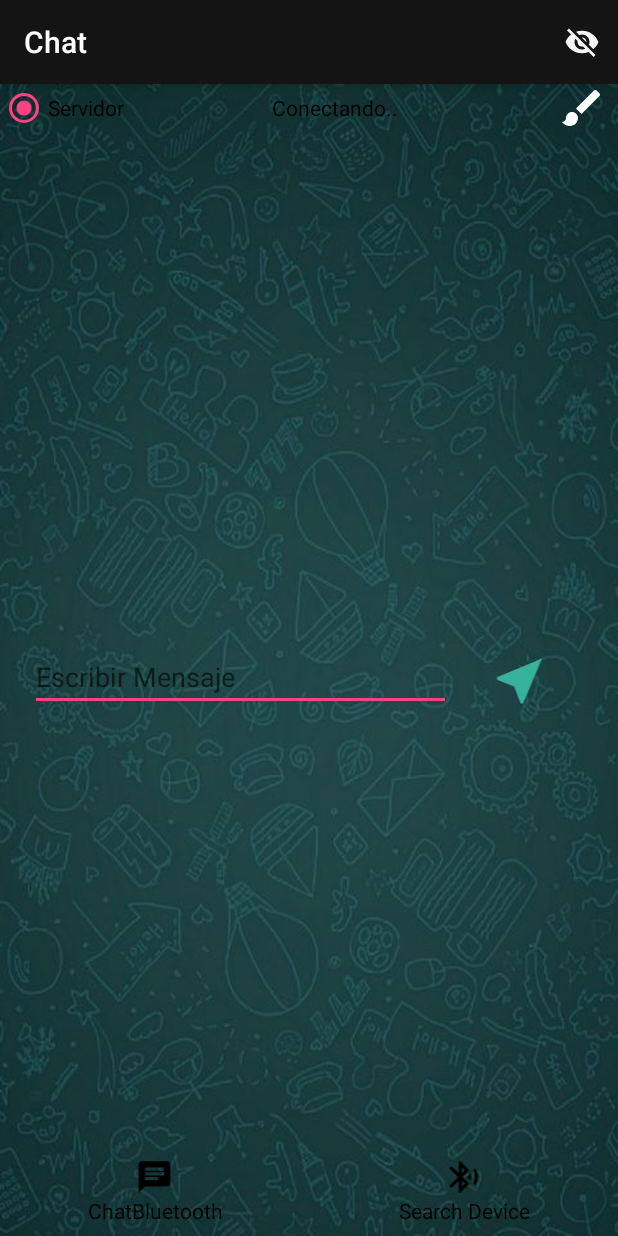
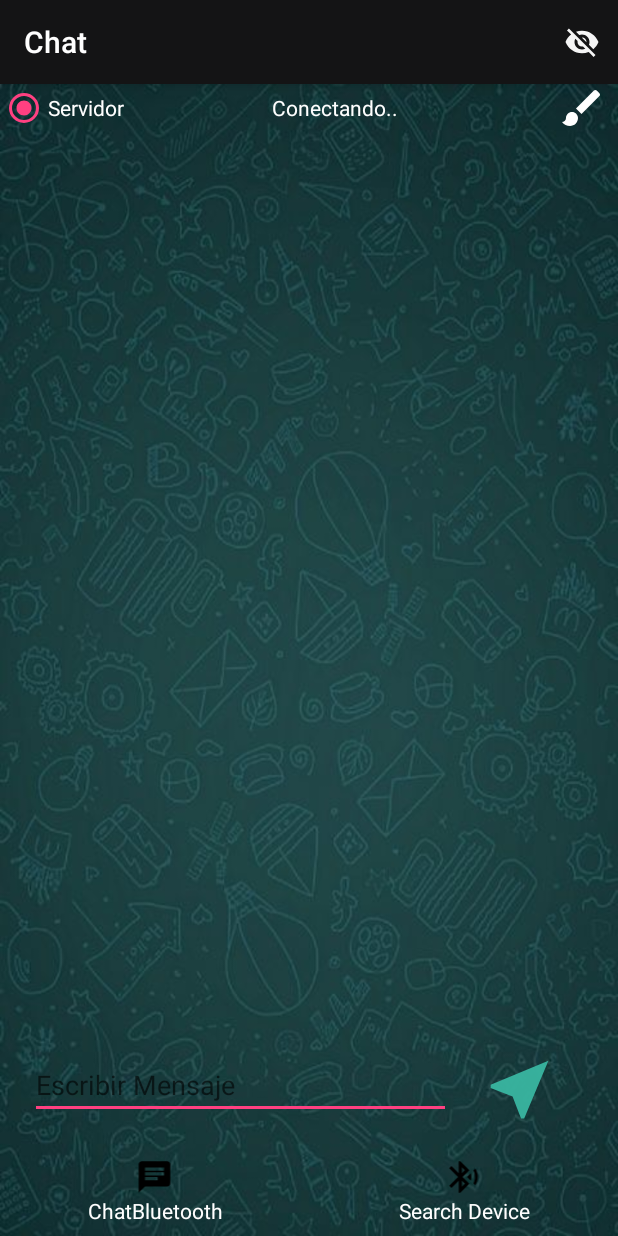
Before and after one commit to greivin24/Chat, an Android app: the screen it shows after launch (MainActivity), after a tap on "Servidor", on a phone screen of 412 x 824 dp. Run offline under Robolectric (Android 15) with nearby library versions, the phone set to English and light mode, and no system bars.

```diff
--- a/app/src/main/java/com/example/chat/controllers/MainActivity.java
+++ b/app/src/main/java/com/example/chat/controllers/MainActivity.java
@@ -30,6 +30,7 @@ import android.widget.Toast;
 import com.example.chat.R;
 import com.example.chat.adapters.DeviceListAdapter;
 import com.example.chat.adapters.MessageListAdapter;
+import com.example.chat.models.Backgrounds;
 import com.example.chat.utilities.ArrayListDevices;
 import com.example.chat.utilities.ArrayListMessages;
 
@@ -40,11 +41,7 @@ import java.util.UUID;
 
 
 public class MainActivity extends AppCompatActivity {
-    private static final String TAG = "PrincipalActivity";
     private static Boolean IS_SERVER = false;
-    private static int BACKGROUND = 1;
-
-    private static final String APP_NAME = "BluetoothChatApp";
     private static final UUID MY_UUID = UUID.fromString("8ce255c0-200a-11e0-ac64-0800200c9a66");
 
     public static final int LISTENING = 1;
@@ -55,30 +52,29 @@ public class MainActivity extends AppCompatActivity {
     public static final int ESCRIBIR = 6;
 
     BluetoothAdapter bluetoothAdapter;
+    static BluetoothDevice temDevice;
 
-    LinearLayout linearLayoutChat, linearLayoutDevice;
+    LinearLayout linearLayoutChat, linearLayoutDevice, linearLayoutSend;
     ListView listViewChat, listViewDevices;
     MenuItem menuItem;
 
     //---- RadioButton
     RadioButton radioButtonServer;
-    TextView status;
+    static TextView status;
     //----ImageView del chat y del search
-    ImageView imageViewSend, imageViewChat, imageViewSearch;
+    ImageView imageViewSend, imageViewChat, imageViewSearch, imageViewEdit;
 
     //---EidtText
     EditText editTextMessage;
     //------------------ ArrayListDevices Y ArrayListMessages Y SUS ADAPTERS
-    ArrayListMessages arrayListMessages;
-    MessageListAdapter messageListAdapter;
+    static ArrayListMessages arrayListMessages;
+    static MessageListAdapter messageListAdapter;
     ArrayListDevices arrayListDevices;
     DeviceListAdapter deviceListAdapter;
 
     //---opcion3
     SendReceive sendReceive;
-
-    // contra
-    ConstraintLayout mainLayout;
+    Backgrounds backgrounds;
     @Override
     protected void onCreate(Bundle savedInstanceState) {
         super.onCreate(savedInstanceState);
@@ -87,7 +83,7 @@ public class MainActivity extends AppCompatActivity {
         //----Inicializacion de clases
         arrayListDevices = new ArrayListDevices();
         arrayListMessages = new ArrayListMessages();
-
+        backgrounds = new Backgrounds((ConstraintLayout)findViewById(R.id.container));
         bluetoothAdapter = BluetoothAdapter.getDefaultAdapter();
 
         findViewByIdElemets();
@@ -107,7 +103,7 @@ public class MainActivity extends AppCompatActivity {
         radioButtonServer.setOnClickListener(new View.OnClickListener() {
             @Override
             public void onClick(View v) {
-                ServerClass serverClass = new ServerClass();
+                ServerClass serverClass = new ServerClass(bluetoothAdapter,MY_UUID,sendReceive);
                 if(!IS_SERVER){
                     serverClass.start();
                     IS_SERVER = true;
@@ -143,12 +139,17 @@ public class MainActivity extends AppCompatActivity {
                 searchBluetooth();
             }
         });
+
+        imageViewEdit.setOnClickListener(new View.OnClickListener() {
+            @Override
+            public void onClick(View v) {
+                backgrounds.nextBackgrounds();
+            }
+        });
     }
 
     private void findViewByIdElemets() {
 
-        //---mainLayouta
-        mainLayout = (ConstraintLayout) findViewById(R.id.container);
         //----- Radio Button castin
         radioButtonServer = (RadioButton)findViewById(R.id.radioButtonServidor);
         radioButtonServer.setChecked(false);
@@ -156,12 +157,13 @@ public class MainActivity extends AppCompatActivity {
         imageViewSend = (ImageView) findViewById(R.id.imageViewSend);
         imageViewChat = (ImageView) findViewById(R.id.imageViewChat);
         imageViewSearch = (ImageView) findViewById(R.id.imageViewSearch);
-
+        imageViewEdit = (ImageView) findViewById(R.id.imageViewEdit);
         //---EditText casting
         editTextMessage = (EditText) findViewById(R.id.editTextMessage);
         //----LinearLayout de los tab
         linearLayoutChat = (LinearLayout) findViewById(R.id.layout_chat);
         linearLayoutDevice = (LinearLayout) findViewById(R.id.layout_device);
+        linearLayoutSend = (LinearLayout) findViewById(R.id.linearLayoutSend);
 
         //----ListView del devices y los de chat
         listViewChat = (ListView) findViewById(R.id.list_item_mensaje);
@@ -174,7 +176,9 @@ public class MainActivity extends AppCompatActivity {
     private AdapterView.OnItemClickListener deviceClick = new AdapterView.OnItemClickListener(){
         public void onItemClick(AdapterView parent, View v, int position, long id) {
             bluetoothAdapter.cancelDiscovery();
-            ClientClass clientClass = new ClientClass(arrayListDevices.getArrayListDevicesById(position));
+            temDevice = arrayListDevices.getArrayListDevicesById(position);
+            //ClientClass clientClass = new ClientClass(arrayListDevices.getArrayListDevicesById(position));
+            ClientClass clientClass = new ClientClass(arrayListDevices.getArrayListDevicesById(position),MY_UUID,sendReceive);
             clientClass.start();
             status.setText("Connecting");
             chatBluetooth();
@@ -185,22 +189,20 @@ public class MainActivity extends AppCompatActivity {
         bluetoothAdapter.cancelDiscovery();
         linearLayoutDevice.setVisibility(View.GONE);
         linearLayoutChat.setVisibility(View.VISIBLE);
+        linearLayoutSend.setVisibility(View.VISIBLE);
     }
 
     public void searchBluetooth(){
         arrayListMessages.clearArrayListMessage();
         linearLayoutChat.setVisibility(View.GONE);
+        linearLayoutSend.setVisibility(View.GONE);
         linearLayoutDevice.setVisibility(View.VISIBLE);
-        Log.d(TAG, "searchDevices: Looking for unpaired devices.");
         arrayListDevices.clearArrayListDevices();
         if(bluetoothAdapter.isDiscovering()){
-            Log.d(TAG, "searchDevices: Canceling discovery.");
             bluetoothAdapter.cancelDiscovery();
             bluetoothAdapter.startDiscovery();
-            //Registramos el evento de cuando se descubre un dispositivo
             IntentFilter intentFilter = new IntentFilter(BluetoothDevice.ACTION_FOUND);
             this.registerReceiver(broadcastReceiverDiscover, intentFilter);
-            //Registramos el evento de cuando finaliza la busqueda de dispositivos
             intentFilter = new IntentFilter(BluetoothAdapter.ACTION_DISCOVERY_FINISHED);
             this.registerReceiver(broadcastReceiverDiscover, intentFilter);
         }
@@ -291,7 +293,7 @@ public class MainActivity extends AppCompatActivity {
     };
 
 
-    private Handler handler = new Handler(new Handler.Callback() {
+    public static Handler handler = new Handler(new Handler.Callback() {
         @Override
         public boolean handleMessage(Message msg) {
             switch (msg.what){
@@ -308,14 +310,14 @@ public class MainActivity extends AppCompatActivity {
                     status.setText("Conexion Fallida");
                     break;
                 case ESCRIBIR:
-                    status.setText("Vinculado");
+                    status.setText(temDevice.getName());
                     byte[] recibido = (byte[]) msg.obj;
                     String rMessage = new String(recibido);
                     arrayListMessages.insertInArrayListMessage(new com.example.chat.models.Message(rMessage,true));
                     messageListAdapter.notifyDataSetChanged();
                     break;
                 case LEER:
-                    status.setText("Vinculado");
+                    status.setText(temDevice.getName());
                     byte[] enviado = (byte[]) msg.obj;
                     String sMessage = new String(enviado, 0, msg.arg1);
                     arrayListMessages.insertInArrayListMessage(new com.example.chat.models.Message(sMessage,false));
@@ -326,153 +328,5 @@ public class MainActivity extends AppCompatActivity {
         }
     });
 
-    public void editBackground(View view){
-        switch (BACKGROUND){
-            case 1:
-                mainLayout.setBackgroundResource(R.drawable.fondo2);
-                BACKGROUND = 2;
-                break;
-            case 2:
-                mainLayout.setBackgroundResource(R.drawable.fondo3);
-                BACKGROUND = 3;
-                break;
-            case 3:
-                mainLayout.setBackgroundResource(R.drawable.fondo1);
-                BACKGROUND = 1;
-                break;
-        }
-    }
 
-
-    private class ServerClass extends Thread {
-        private final BluetoothServerSocket serverSocket;
-
-        public ServerClass() {
-            BluetoothServerSocket tmp = null;
-            try {
-                tmp = bluetoothAdapter.listenUsingInsecureRfcommWithServiceRecord(APP_NAME, MY_UUID);
-            } catch (IOException ex) {
-                ex.printStackTrace();
-            }
-            serverSocket = tmp;
-        }
-
-        public void run() {
-            BluetoothSocket socket= null;
-            while (socket == null) {
-                try {
-                    Message message = Message.obtain();
-                    message.what= CONNECTING;
-                    handler.sendMessage(message);
-                    socket = serverSocket.accept();
-                } catch (IOException e) {
-                    Message message = Message.obtain();
-                    message.what= CONNECTION_FAILED;
-                    handler.sendMessage(message);
-                }
-
-                if(socket!=null){
-                    Message message = Message.obtain();
-                    message.what= CONNECTED;
-                    handler.sendMessage(message);
-                    sendReceive = new SendReceive(socket);
-                    sendReceive.start();
-
-                    break;
-                }
-            }
-        }
-
-        public void cancel() {
-            try {
-                serverSocket.close();
-            } catch (IOException e) {
-            }
-        }
-    }
-
-    private class ClientClass extends  Thread{
-        private BluetoothDevice bluetoothDevice;
-        private  BluetoothSocket bluetoothSocket;
-
-        public ClientClass(BluetoothDevice device){
-            bluetoothDevice = device;
-            try {
-                bluetoothSocket = device.createRfcommSocketToServiceRecord(MY_UUID);
-            } catch (IOException e) {
-                e.printStackTrace();
-            }
-        }
-
-        public void run(){
-            try {
-                bluetoothSocket.connect();
-                Message message = Message.obtain();
-                message.what= CONNECTED;
-                handler.sendMessage(message);
-                sendReceive = new SendReceive(bluetoothSocket);
-                sendReceive.start();
-            }catch (IOException e){
-                Message message = Message.obtain();
-                message.what= CONNECTION_FAILED;
-                handler.sendMessage(message);
-            }
-        }
-    }
-
-    private class SendReceive extends Thread{
-        private final BluetoothSocket bluetoothSocket;
-        private final InputStream inputStream;
-        private final OutputStream outputStream;
-
-        public SendReceive(BluetoothSocket socket){
-            bluetoothSocket = socket;
-            InputStream tmpIn = null;
-            OutputStream tmpOut = null;
-
-            try {
-                tmpIn = socket.getInputStream();
-                tmpOut = socket.getOutputStream();
-            } catch (IOException e) {
-                e.printStackTrace();
-            }
-            inputStream = tmpIn;
-            outputStream = tmpOut;
-        }
-
-        public void run() {
-            byte[] buffer = new byte[1024];
-            int bytes;
-
-            // Keep listening to the InputStream
-            while (true) {
-                try {
-                    // Read from the InputStream
-                    bytes = inputStream.read(buffer);
-
-                    // Send the obtained bytes to the UI Activity
-                    handler.obtainMessage(LEER, bytes, -1, buffer).sendToTarget();
-                } catch (IOException e) {
-                    e.printStackTrace();
-                }
-            }
-        }
-
-        // write to OutputStream
-        public void write(byte[] buffer) {
-            try {
-                outputStream.write(buffer);
-                handler.obtainMessage(ESCRIBIR, -1, -1, buffer).sendToTarget();
-            } catch (IOException e) {
-            }
-        }
-
-        public void cancel() {
-            try {
-                bluetoothSocket.close();
-            } catch (IOException e) {
-                e.printStackTrace();
-            }
-        }
-    }
 }
--- /dev/null
+++ b/app/src/main/java/com/example/chat/controllers/ServerClass.java
@@ -0,0 +1,63 @@
+package com.example.chat.controllers;
+
+import android.bluetooth.BluetoothAdapter;
+import android.bluetooth.BluetoothServerSocket;
+import android.bluetooth.BluetoothSocket;
+import android.os.Handler;
+import android.os.Message;
+
+import java.io.IOException;
+import java.util.UUID;
+
+public class ServerClass extends Thread {
+    private final BluetoothServerSocket serverSocket;
+    private BluetoothAdapter bluetoothAdapter;
+    private static final String APP_NAME = "BluetoothChatApp";
+
+    private SendReceive sendReceive;
+
+    public ServerClass(BluetoothAdapter adapter, UUID MY_UUID, SendReceive sendR) {
+        BluetoothServerSocket tmp = null;
+        bluetoothAdapter = adapter;
+        this.sendReceive = sendR;
+        try {
+            tmp = bluetoothAdapter.listenUsingInsecureRfcommWithServiceRecord(APP_NAME, MY_UUID);
+        } catch (IOException ex) {
+            ex.printStackTrace();
+        }
+        serverSocket = tmp;
+    }
+
+    public void run() {
+        BluetoothSocket socket= null;
+        while (socket == null) {
+            try {
+                Message message = Message.obtain();
+                message.what= MainActivity.CONNECTING;
+                MainActivity.handler.sendMessage(message);
+                socket = serverSocket.accept();
+            } catch (IOException e) {
+                Message message = Message.obtain();
+                message.what= MainActivity.CONNECTION_FAILED;
+                MainActivity.handler.sendMessage(message);
+            }
+
+            if(socket!=null){
+                Message message = Message.obtain();
+                message.what= MainActivity.CONNECTED;
+                MainActivity.handler.sendMessage(message);
+                sendReceive = new SendReceive(socket);
+                sendReceive.start();
+
+                break;
+            }
+        }
+    }
+
+    public void cancel() {
+        try {
+            serverSocket.close();
+        } catch (IOException e) {
+        }
+    }
+}
--- /dev/null
+++ b/app/src/main/java/com/example/chat/models/Backgrounds.java
@@ -0,0 +1,40 @@
+package com.example.chat.models;
+
+import android.support.constraint.ConstraintLayout;
+
+import com.example.chat.R;
+
+public class Backgrounds {
+    private int BACKGROUND;
+    ConstraintLayout mainLayout;
+
+    public Backgrounds(ConstraintLayout constraintLayout) {
+        this.BACKGROUND = 1;
+        this.mainLayout = constraintLayout;
+    }
+
+    public void nextBackgrounds(){
+        switch (BACKGROUND){
+            case 1:
+                mainLayout.setBackgroundResource(R.drawable.fondo2);
+                BACKGROUND = 2;
+                break;
+            case 2:
+                mainLayout.setBackgroundResource(R.drawable.fondo3);
+                BACKGROUND = 3;
+                break;
+            case 3:
+                mainLayout.setBackgroundResource(R.drawable.fondo4);
+                BACKGROUND = 4;
+                break;
+            case 4:
+                mainLayout.setBackgroundResource(R.drawable.fondo5);
+                BACKGROUND = 5;
+                break;
+            case 5:
+                mainLayout.setBackgroundResource(R.drawable.fondo1);
+                BACKGROUND = 1;
+                break;
+        }
+    }
+}
--- a/app/src/main/res/layout/activity_main.xml
+++ b/app/src/main/res/layout/activity_main.xml
@@ -21,7 +21,8 @@
             android:layout_width="wrap_content"
             android:layout_height="wrap_content"
             android:layout_weight="1"
-            android:text="Servidor" />
+            android:text="Servidor"
+            android:textColor="@color/colorBlanco"/>
 
         <TextView
             android:id="@+id/txv_estado"
@@ -29,19 +30,19 @@
             android:layout_height="wrap_content"
             android:layout_weight="1"
             android:text="estado"
-            android:textColor="@color/colorNegro" />
+            android:textColor="@color/colorBlanco" />
 
         <ImageView
             android:id="@+id/imageViewEdit"
             android:layout_width="wrap_content"
             android:layout_height="match_parent"
             android:layout_weight="0"
-            android:src="@drawable/ic_brush_black_24dp"
-            android:onClick="editBackground"/>
+            android:src="@drawable/ic_brush_black_24dp"/>
 
     </LinearLayout>
 
     <LinearLayout
+        android:id="@+id/linearLayout2"
         android:layout_width="match_parent"
         android:layout_height="wrap_content"
         android:layout_marginTop="6dp"
@@ -53,7 +54,7 @@
         <LinearLayout
             android:id="@+id/layout_chat"
             android:layout_width="match_parent"
-            android:layout_height="360dp"
+            android:layout_height="311dp"
             android:layout_margin="20dp"
             android:layout_marginBottom="5dp"
             android:layout_marginEnd="5dp"
@@ -71,29 +72,6 @@
 
             </ListView>
 
-            <LinearLayout
-                android:layout_width="match_parent"
-                android:layout_height="wrap_content"
-                android:layout_marginTop="10dp"
-                android:orientation="horizontal">
-
-                <EditText
-                    android:id="@+id/editTextMessage"
-                    android:layout_width="wrap_content"
-                    android:layout_height="wrap_content"
-                    android:layout_weight="1"
-                    android:ems="10"
-                    android:hint="Escribir Mensaje"
-                    android:inputType="textPersonName" />
-
-                <ImageView
-                    android:id="@+id/imageViewSend"
-                    android:layout_width="wrap_content"
-                    android:layout_height="match_parent"
-                    android:layout_weight="1"
-                    android:src="@drawable/ic_near_me_black_24dp" />
-
-            </LinearLayout>
 
         </LinearLayout>
 
@@ -122,6 +100,39 @@
 
     </LinearLayout>
 
+    <LinearLayout
+        android:id="@+id/linearLayoutSend"
+        android:layout_width="match_parent"
+        android:layout_height="51dp"
+        android:layout_margin="@dimen/dmn_20"
+        android:layout_marginBottom="10dp"
+        android:layout_marginEnd="20dp"
+        android:layout_marginStart="20dp"
+        android:layout_marginTop="20dp"
+        android:orientation="horizontal"
+        app:layout_constraintBottom_toTopOf="@+id/navigation"
+        app:layout_constraintEnd_toStartOf="@+id/linearLayout2"
+        app:layout_constraintStart_toEndOf="@+id/linearLayout2"
+        app:layout_constraintTop_toBottomOf="@+id/linearLayout2"
+        app:layout_constraintVertical_bias="1.0">
+
+        <EditText
+            android:id="@+id/editTextMessage"
+            android:layout_width="wrap_content"
+            android:layout_height="wrap_content"
+            android:layout_weight="1"
+            android:ems="10"
+            android:hint="Escribir Mensaje"
+            android:inputType="textPersonName" />
+
+        <ImageView
+            android:id="@+id/imageViewSend"
+            android:layout_width="wrap_content"
+            android:layout_height="match_parent"
+            android:layout_weight="1"
+            android:src="@drawable/ic_near_me_black_24dp" />
+
+    </LinearLayout>
 
     <LinearLayout
         android:id="@+id/navigation"
@@ -165,7 +176,7 @@
                 android:layout_weight="1"
                 android:gravity="center"
                 android:text="ChatBluetooth"
-                android:textColor="@color/colorNegro"/>
+                android:textColor="@color/colorBlanco"/>
 
             <TextView
                 android:id="@+id/textView3"
@@ -174,7 +185,7 @@
                 android:layout_weight="1"
                 android:gravity="center"
                 android:text="Search Device"
-                android:textColor="@color/colorNegro"/>
+                android:textColor="@color/colorBlanco"/>
         </LinearLayout>
 
     </LinearLayout>
--- a/app/src/main/res/values/colors.xml
+++ b/app/src/main/res/values/colors.xml
@@ -9,4 +9,5 @@
     <color name="colorMensajeSalida">#dc8be9db</color>
     <color name="colorSombra">#14000000</color>
     <color name="colorNegro">#f2000000</color>
+    <color name="colorBlanco">#ffffff</color>
 </resources>
```
Also changed, not shown: app/src/main/java/com/example/chat/controllers/ClientClass.java (added, +43 -0 lines), app/src/main/java/com/example/chat/controllers/SendReceive.java (added, +64 -0 lines), app/src/main/res/drawable/fondo4.jpg (added), app/src/main/res/drawable/fondo5.jpg (added).
